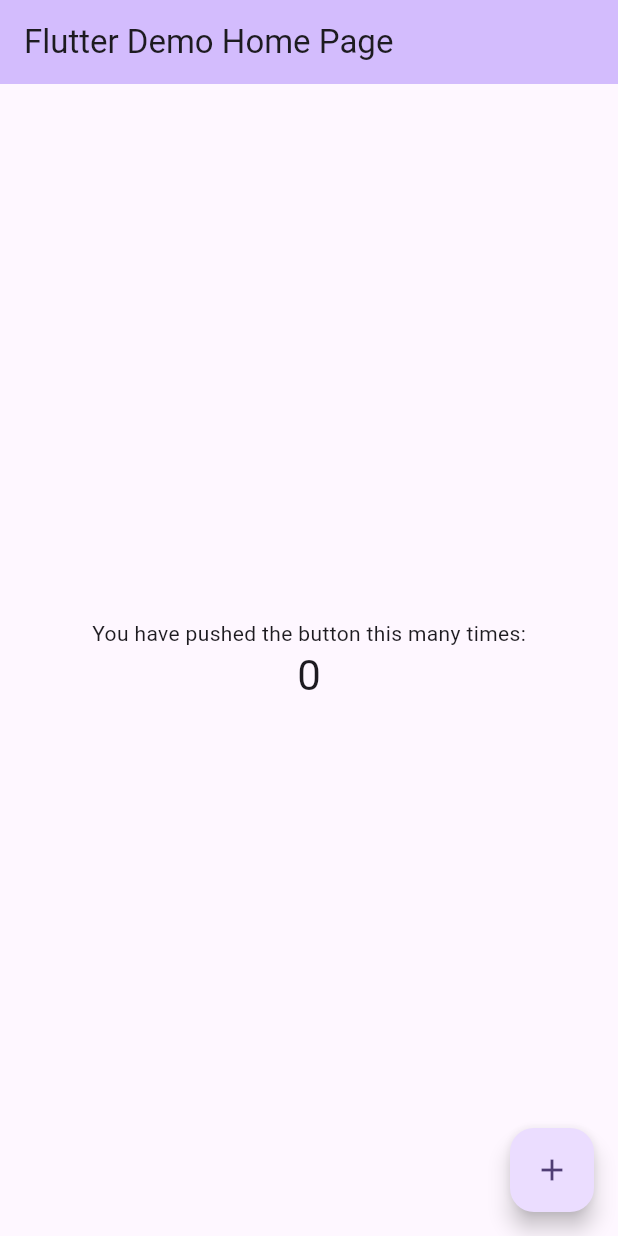
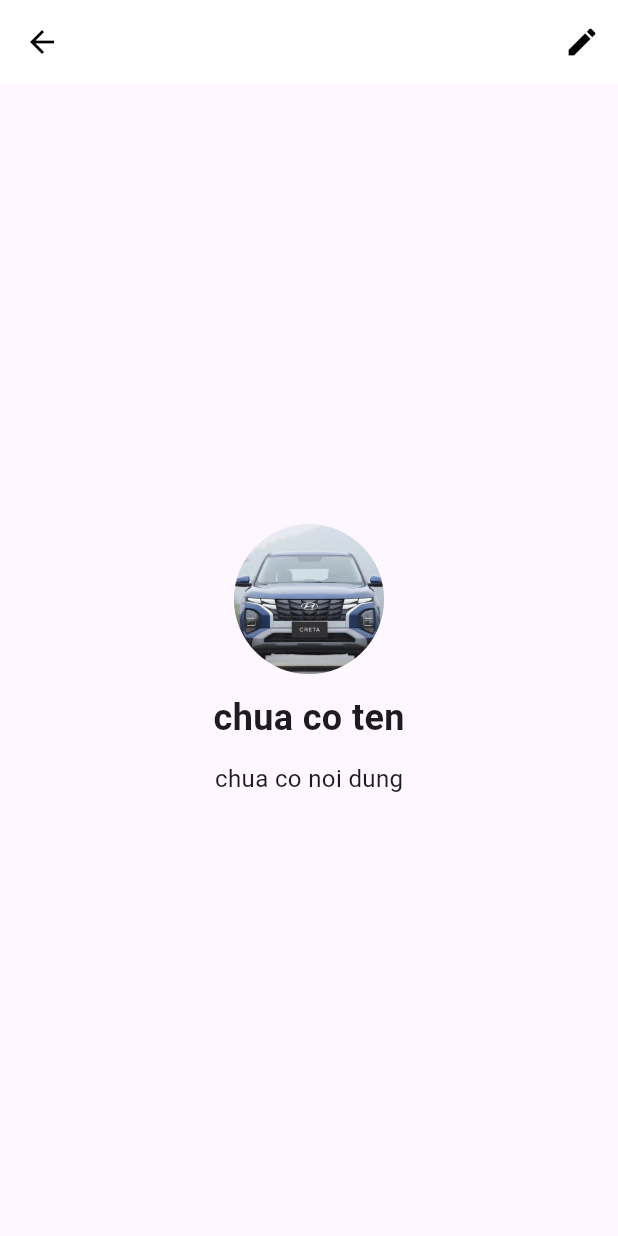
Before and after one commit to LeKhang-cn22h/Bai-Tap-Flutter, a Flutter app: the screen it shows after launch, on a phone screen of 412 x 824 dp. Run offline on Flutter 3.47's test engine with Material 3 defaults, Android fonts, the phone set to English and light mode, and no system bars.

Commit message:
success homewwork week 1

```diff
--- a/lib/main.dart
+++ b/lib/main.dart
@@ -1,122 +1,7 @@
+import 'package:chaoflutter/page/my_app.dart';
 import 'package:flutter/material.dart';
 
 void main() {
+  WidgetsFlutterBinding.ensureInitialized();
   runApp(const MyApp());
 }
-
-class MyApp extends StatelessWidget {
-  const MyApp({super.key});
-
-  // This widget is the root of your application.
-  @override
-  Widget build(BuildContext context) {
-    return MaterialApp(
-      title: 'Flutter Demo',
-      theme: ThemeData(
-        // This is the theme of your application.
-        //
-        // TRY THIS: Try running your application with "flutter run". You'll see
-        // the application has a purple toolbar. Then, without quitting the app,
-        // try changing the seedColor in the colorScheme below to Colors.green
-        // and then invoke "hot reload" (save your changes or press the "hot
-        // reload" button in a Flutter-supported IDE, or press "r" if you used
-        // the command line to start the app).
-        //
-        // Notice that the counter didn't reset back to zero; the application
-        // state is not lost during the reload. To reset the state, use hot
-        // restart instead.
-        //
-        // This works for code too, not just values: Most code changes can be
-        // tested with just a hot reload.
-        colorScheme: ColorScheme.fromSeed(seedColor: Colors.deepPurple),
-      ),
-      home: const MyHomePage(title: 'Flutter Demo Home Page'),
-    );
-  }
-}
-
-class MyHomePage extends StatefulWidget {
-  const MyHomePage({super.key, required this.title});
-
-  // This widget is the home page of your application. It is stateful, meaning
-  // that it has a State object (defined below) that contains fields that affect
-  // how it looks.
-
-  // This class is the configuration for the state. It holds the values (in this
-  // case the title) provided by the parent (in this case the App widget) and
-  // used by the build method of the State. Fields in a Widget subclass are
-  // always marked "final".
-
-  final String title;
-
-  @override
-  State<MyHomePage> createState() => _MyHomePageState();
-}
-
-class _MyHomePageState extends State<MyHomePage> {
-  int _counter = 0;
-
-  void _incrementCounter() {
-    setState(() {
-      // This call to setState tells the Flutter framework that something has
-      // changed in this State, which causes it to rerun the build method below
-      // so that the display can reflect the updated values. If we changed
-      // _counter without calling setState(), then the build method would not be
-      // called again, and so nothing would appear to happen.
-      _counter++;
-    });
-  }
-
-  @override
-  Widget build(BuildContext context) {
-    // This method is rerun every time setState is called, for instance as done
-    // by the _incrementCounter method above.
-    //
-    // The Flutter framework has been optimized to make rerunning build methods
-    // fast, so that you can just rebuild anything that needs updating rather
-    // than having to individually change instances of widgets.
-    return Scaffold(
-      appBar: AppBar(
-        // TRY THIS: Try changing the color here to a specific color (to
-        // Colors.amber, perhaps?) and trigger a hot reload to see the AppBar
-        // change color while the other colors stay the same.
-        backgroundColor: Theme.of(context).colorScheme.inversePrimary,
-        // Here we take the value from the MyHomePage object that was created by
-        // the App.build method, and use it to set our appbar title.
-        title: Text(widget.title),
-      ),
-      body: Center(
-        // Center is a layout widget. It takes a single child and positions it
-        // in the middle of the parent.
-        child: Column(
-          // Column is also a layout widget. It takes a list of children and
-          // arranges them vertically. By default, it sizes itself to fit its
-          // children horizontally, and tries to be as tall as its parent.
-          //
-          // Column has various properties to control how it sizes itself and
-          // how it positions its children. Here we use mainAxisAlignment to
-          // center the children vertically; the main axis here is the vertical
-          // axis because Columns are vertical (the cross axis would be
-          // horizontal).
-          //
-          // TRY THIS: Invoke "debug painting" (choose the "Toggle Debug Paint"
-          // action in the IDE, or press "p" in the console), to see the
-          // wireframe for each widget.
-          mainAxisAlignment: MainAxisAlignment.center,
-          children: <Widget>[
-            const Text('You have pushed the button this many times:'),
-            Text(
-              '$_counter',
-              style: Theme.of(context).textTheme.headlineMedium,
-            ),
-          ],
-        ),
-      ),
-      floatingActionButton: FloatingActionButton(
-        onPressed: _incrementCounter,
-        tooltip: 'Increment',
-        child: const Icon(Icons.add),
-      ), // This trailing comma makes auto-formatting nicer for build methods.
-    );
-  }
-}
--- /dev/null
+++ b/lib/page/my_app.dart
@@ -0,0 +1,15 @@
+import 'package:chaoflutter/page/home/Home_Screen.dart';
+import 'package:chaoflutter/page/week1/Screen_Week1.dart';
+import 'package:flutter/material.dart';
+
+class MyApp extends StatelessWidget {
+  const MyApp({super.key});
+
+  @override
+  Widget build(BuildContext context) {
+    return MaterialApp(
+      debugShowCheckedModeBanner: false,
+      home: ScreenWeek1(),
+    );
+  }
+}
--- /dev/null
+++ b/lib/page/week1/Screen_Week1.dart
@@ -0,0 +1,96 @@
+import 'package:flutter/material.dart';
+
+import 'Widgets/Week1_avatar.dart';
+import 'Widgets/Week1_header.dart';
+class ScreenWeek1 extends StatefulWidget {
+  const ScreenWeek1({super.key});
+
+  @override
+  State<ScreenWeek1> createState() => _ScreenWeek1State();
+}
+
+class _ScreenWeek1State extends State<ScreenWeek1> {
+  String? name; // có thể null
+  String? content; // có thể null
+  String? avatar; // có thể null
+
+
+  void _editProfile() {
+    final nameController = TextEditingController(text: name ?? "");
+    final contentController = TextEditingController(text: content ?? "");
+    final avatarController = TextEditingController(text: avatar ?? "");
+
+    showDialog(
+        context: context,
+        builder: (context) {
+          return AlertDialog(
+            title: const Text("Chỉnh sửa thông tin"),
+            content: SingleChildScrollView(
+              child: Column(
+                children: [
+                  TextField(
+                    controller: nameController,
+                    decoration: const InputDecoration(labelText: "Tên"),
+                  ),
+                  TextField(
+                    controller: contentController,
+                    decoration: const InputDecoration(labelText: "Nội dung"),
+                  ),
+                  TextField(
+                    controller: avatarController,
+                    decoration: const InputDecoration(labelText: "Đường dẫn ảnh (asset)"),
+                  ),
+                ],
+              ),
+            ),
+            actions: [
+              TextButton(
+                  onPressed: (){
+                    Navigator.pop(context);
+                  },
+                  child: const Text("Hủy")
+              ),
+              ElevatedButton(
+                  onPressed: (){
+                    setState(() {
+                      name = nameController.text;
+                      content = contentController.text;
+                      avatar = avatarController.text;
+                    });
+                    Navigator.pop(context);
+                  },
+                  child: const Text("Lưu")
+              )
+            ],
+          );
+        }
+    );
+  }
+
+  @override
+  Widget build(BuildContext context) {
+    return Scaffold(
+      appBar: Week1Header(onEdit: _editProfile),
+      body: Center(
+        child: Column(
+          mainAxisAlignment: MainAxisAlignment.center,
+          children:[
+            avatar !=null && avatar!.isNotEmpty
+              ? CircleAvatar(radius: 50, backgroundImage: AssetImage(avatar!))
+                : const Week1Avatar(),
+            const SizedBox (height: 12),
+            Text(
+              name ?? "chua co ten",
+              style: const TextStyle(fontSize: 24, fontWeight: FontWeight.bold),
+            ),
+            const SizedBox (height: 12),
+            Text(
+              content ?? "chua co noi dung",
+              style: const TextStyle(fontSize: 16),
+            )
+          ]
+        )
+      )
+    );
+  }
+}
--- /dev/null
+++ b/lib/page/week1/Widgets/Week1_avatar.dart
@@ -0,0 +1,13 @@
+import 'package:flutter/material.dart';
+
+class Week1Avatar extends StatelessWidget {
+  const Week1Avatar({super.key});
+
+  @override
+  Widget build(BuildContext context) {
+    return const CircleAvatar(
+      radius: 50,
+      backgroundImage: AssetImage("assets/images/car.jpg"),
+    );
+  }
+}
--- /dev/null
+++ b/lib/page/week1/Widgets/Week1_header.dart
@@ -0,0 +1,24 @@
+import 'package:flutter/material.dart';
+
+class Week1Header extends StatelessWidget implements PreferredSizeWidget {
+  final VoidCallback onEdit;
+  const Week1Header({super.key, required this.onEdit});
+
+  @override
+  Widget build(BuildContext context) {
+    return AppBar(
+      backgroundColor: Colors.white,
+      elevation: 0,
+      leading: IconButton(onPressed: (){
+        Navigator.pop(context);
+
+      }, icon: const Icon(Icons.arrow_back,color: Colors.black)),
+      actions: [
+        IconButton(onPressed: onEdit, icon: const Icon(Icons.edit,color: Colors.black)),
+      ],
+
+    );
+  }
+  @override
+  Size get preferredSize => const Size.fromHeight(kToolbarHeight);
+}
--- /dev/null
+++ b/lib/page/week1/cau1cau2.txt
@@ -0,0 +1,5 @@
+1. mong muốn và định hướng của bạn là gì sau khi học xong môn này?
+Mong muốn của em sau khi học xong một này đó là có thể trở mobile devoloper có thể làm được ổn từ FE đến BA, có thêm kiến thức thực tế từ góc nhìn của giảng viên, cách triển khai dự án chuyển thực tế doanh nghiệp ở ngoài đang làm, học thêm kinh nghiệm viết code thực tế.
+2. Theo bạn, trong tương lai gần (10 năm) lập trình di động có phát triển không? Giải thích tại sao?
+Trong tương lai gần, lập trình di động vẫn tiếp tục phát triển và sẽ làm ra ngày càng nhiều app so với quá khứ, đồng thời do xu hướng sử dụng điện thoại con người ngày càng tăng nên họ cũng sẽ có nhu cầu về các app tiện ích phụ vụ nhu cầu.
+Từ đó có thể thấy thị trường tuyển dụng về di động sẽ ngày càng khó khăn hơn từ việc các AI đang hỗ trợ viết code nhanh chóng và hiểu quả từ đó thấy thị trường tuyển dụng cũng sẽ ngày càng trở nên gay gắt hơn đòi hỏi các lập trình viên có giỏi thật sự.
--- a/pubspec.yaml
+++ b/pubspec.yaml
@@ -57,7 +57,8 @@ flutter:
   # included with your application, so that you can use the icons in
   # the material Icons class.
   uses-material-design: true
-
+  assets:
+    - assets/images/
   # To add assets to your application, add an assets section, like this:
   # assets:
   #   - images/a_dot_burr.jpeg
```
Also changed, not shown: lib/page/home/Home_Screen.dart (added, +10 -0 lines), lib/page/week1/Widgets/Week1_content.dart (added, +15 -0 lines), lib/page/week1/Widgets/Week1_name.dart (added, +17 -0 lines), assets/images/car.jpg (added), assets/images/humanavatar.webp (added), 1 other file.
